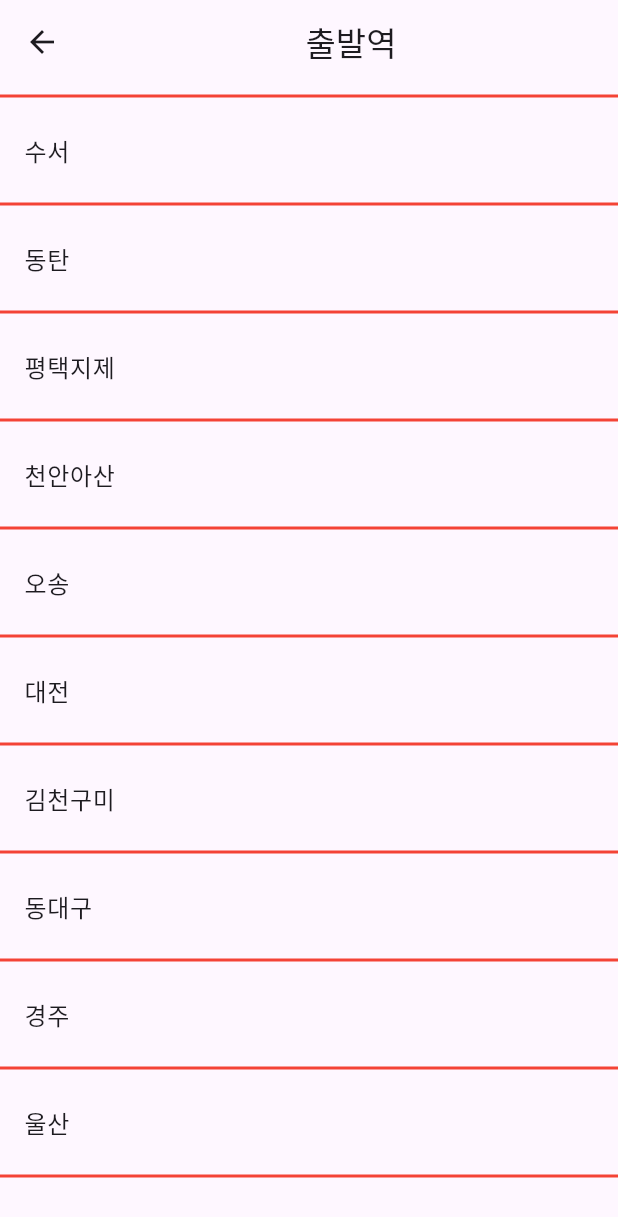
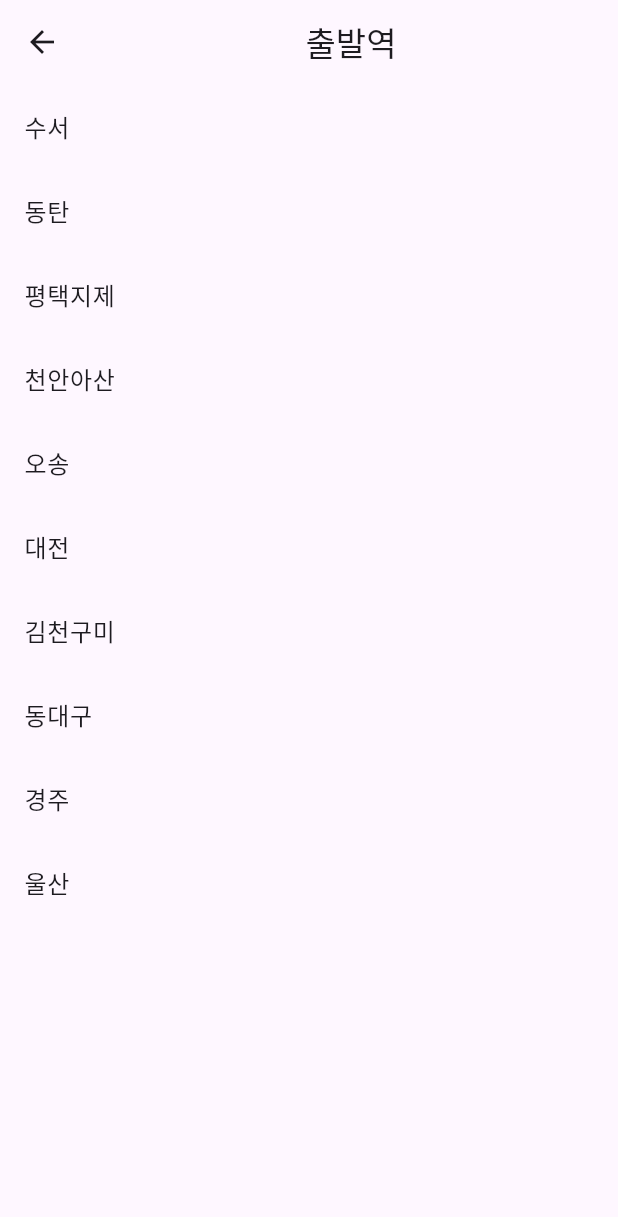
Before and after one commit to jinsung99123/flutter_train_app, a Flutter app: the screen it shows after launch, after a tap on "출발역", on a phone screen of 412 x 824 dp. Shown: the top 1217 px of the screen. Run offline on Flutter 3.47's test engine with Material 3 defaults, Android fonts, the phone set to English and light mode, and no system bars.

Commit message:
출발역, 도착역을 정류장 페이지에서 받은 값으로 변경 적용 및 네비게이터 조정

```diff
--- a/lib/main.dart
+++ b/lib/main.dart
@@ -17,7 +17,16 @@ class MyApp extends StatelessWidget {
   }
 }
 
-class HomePage extends StatelessWidget{
+class HomePage extends StatefulWidget{
+  @override
+  State<HomePage> createState() => _HomePageState();
+}
+
+class _HomePageState extends State<HomePage> {
+  String startStation = '선택';
+  String endStation='선택';
+
+
   @override
   Widget build(BuildContext context) {
     return Scaffold(
@@ -47,29 +56,45 @@ class HomePage extends StatelessWidget{
 
                         children: [
                           GestureDetector(
-                            onTap: (){Navigator.push(
-                              context, MaterialPageRoute(builder: (context)=> StationListPage()
-                              ),
-                            );},
+                            onTap: () async {
+                              String selectStation = await Navigator.push(context,
+                              MaterialPageRoute(builder: (context)=>StationListPage()));
+
+                              if (selectStation !=null) {setState((){
+                                startStation=selectStation;
+                              });}
+                            },
 
                           child: Column(
                             children: [
                               Text('출발역'),
-                              Text('수서',style: TextStyle(fontSize: 30))
+                              Text(startStation,style: TextStyle(fontSize: 30))
                             ],
                           ),
                           ),
+
                           Container(
                             height: 50,
                             width: 150,
                             child: VerticalDivider(color: Colors.red,thickness: 2),
                           ),
 
-                          Column(
-                            children: [
-                              Text('도착역'),
-                              Text('부산',style: TextStyle(fontSize: 30),)
-                            ],),
+                          GestureDetector(
+                            onTap: () async {
+                              String selectEndStation = await Navigator.push(context,
+                              MaterialPageRoute(builder: (context)=>StationListPage()));
+
+                              if (selectEndStation!=null) {setState(() {
+                                endStation=selectEndStation;
+                              });}
+
+                            },
+                            child: Column(
+                              children: [
+                                Text('도착역'),
+                                Text(endStation,style: TextStyle(fontSize: 30),)
+                              ],),
+                          ),
                         ],
                       ),
                     ],
--- a/lib/station_list_page.dart
+++ b/lib/station_list_page.dart
@@ -1,6 +1,9 @@
 import 'package:flutter/material.dart';
 
 class StationListPage extends StatelessWidget {
+  List<String> station = ['수서','동탄','평택지제','천안아산','오송','대전','김천구미','동대구','경주','울산'];
+
+
   @override
   Widget build(BuildContext context) {
     return Scaffold(
@@ -10,57 +13,17 @@ class StationListPage extends StatelessWidget {
           children: [Text('출발역')],
         ),
       ),
-      body: ListView(
-        children: [
-          Column(
-            children: [
-              SizedBox(
-                width: double.infinity,
-                child:Divider(color: Colors.red,thickness: 2,)),
-              ListTile(title: Text('수서')),
-              SizedBox(
-                width: double.infinity,
-                child:Divider(color: Colors.red,thickness: 2,)),
-              ListTile(title: Text('동탄')),
-              SizedBox(
-                width: double.infinity,
-                child:Divider(color: Colors.red,thickness: 2,)),
-              ListTile(title: Text('평택지제')),
-              SizedBox(
-                width: double.infinity,
-                child:Divider(color: Colors.red,thickness: 2,)),
-              ListTile(title: Text('천안아산')),
-              SizedBox(
-                width: double.infinity,
-                child:Divider(color: Colors.red,thickness: 2,)),
-              ListTile(title: Text('오송')),
-              SizedBox(
-                width: double.infinity,
-                child:Divider(color: Colors.red,thickness: 2,)),
-              ListTile(title: Text('대전')),
-              SizedBox(
-                width: double.infinity,
-                child:Divider(color: Colors.red,thickness: 2,)),
-              ListTile(title: Text('김천구미')),
-              SizedBox(
-                width: double.infinity,
-                child:Divider(color: Colors.red,thickness: 2,)),
-              ListTile(title: Text('동대구')),
-              SizedBox(
-                width: double.infinity,
-                child:Divider(color: Colors.red,thickness: 2,)),
-              ListTile(title: Text('경주')),
-              SizedBox(
-                width: double.infinity,
-                child:Divider(color: Colors.red,thickness: 2,)),
-              ListTile(title: Text('울산')),
-              SizedBox(
-                width: double.infinity,
-                child:Divider(color: Colors.red,thickness: 2,)),
-            ],
-          ),
-        ],
-      ),
+      body: ListView.builder(itemCount: station.length ,itemBuilder: (context,index){
+        return ListTile(
+          title: Text(station[index]),
+          onTap: (){
+            Navigator.pop(context,station[index]);
+          },
+        );
+      }
+      )
+
+
     );
   }
 }
```
